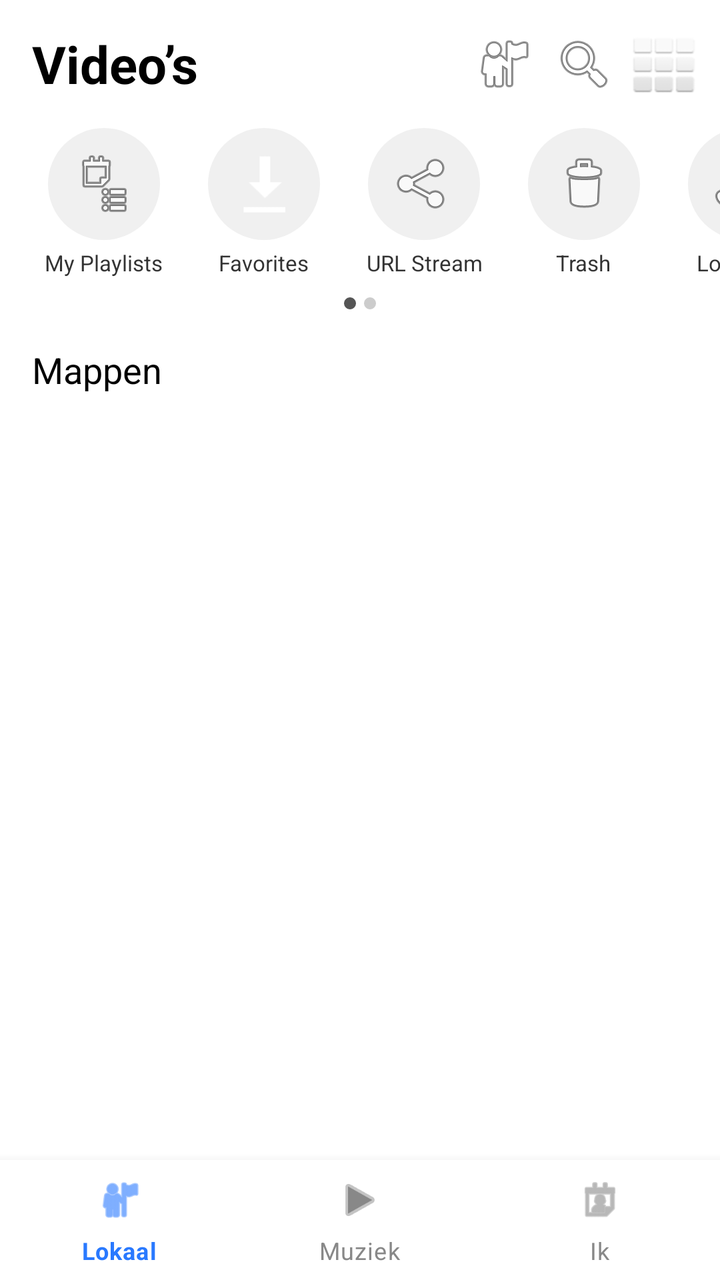
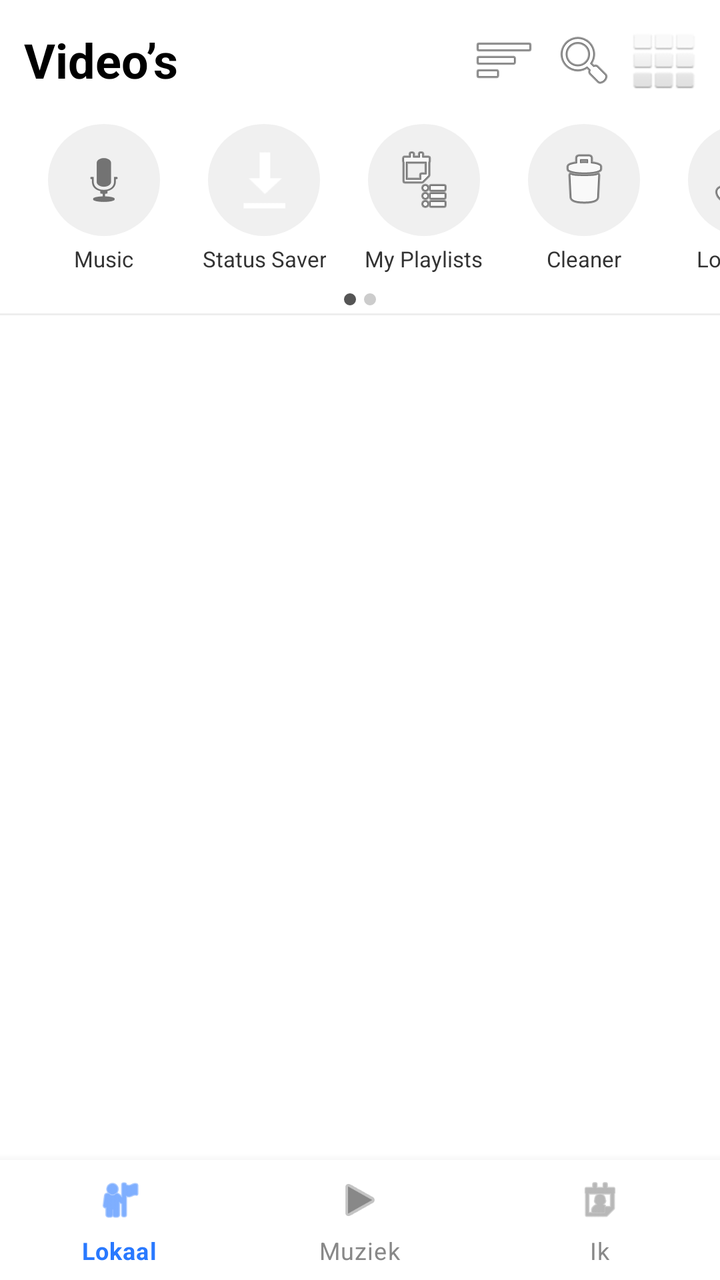

Compare the two renders of this Android layout. The source of the first and the diff that turns it into the second are given below.
<!-- AndroidManifest.xml: application theme AppTheme -->
<!-- res/layout/activity_main.xml -->
<?xml version="1.0" encoding="utf-8"?>
<androidx.coordinatorlayout.widget.CoordinatorLayout
    xmlns:android="http://schemas.android.com/apk/res/android"
    xmlns:app="http://schemas.android.com/apk/res-auto"
    android:layout_width="match_parent"
    android:layout_height="match_parent"
    android:background="#FFFFFF">

    <LinearLayout
        android:layout_width="match_parent"
        android:layout_height="match_parent"
        android:orientation="vertical"
        android:layout_marginBottom="60dp">

        
        <LinearLayout
            android:layout_width="match_parent"
            android:layout_height="wrap_content"
            android:orientation="horizontal"
            android:gravity="center_vertical"
            android:paddingStart="16dp"
            android:paddingEnd="8dp"
            android:paddingTop="12dp"
            android:paddingBottom="8dp">

            <TextView
                android:id="@+id/tvTitle"
                android:layout_width="0dp"
                android:layout_height="wrap_content"
                android:layout_weight="1"
                android:text="Video&#x2019;s"
                android:textSize="26sp"
                android:textStyle="bold"
                android:textColor="#000000" />

            <ImageButton
                android:id="@+id/btnFolder"
                android:layout_width="40dp"
                android:layout_height="40dp"
                android:src="@android:drawable/ic_menu_myplaces"
                android:background="?attr/selectableItemBackgroundBorderless"
                android:contentDescription="Folder" />

            <ImageButton
                android:id="@+id/btnSearch"
                android:layout_width="40dp"
                android:layout_height="40dp"
                android:src="@android:drawable/ic_menu_search"
                android:background="?attr/selectableItemBackgroundBorderless"
                android:contentDescription="Search" />

            <ImageButton
                android:id="@+id/btnLayoutToggle"
                android:layout_width="40dp"
                android:layout_height="40dp"
                android:src="@android:drawable/ic_dialog_dialer"
                android:background="?attr/selectableItemBackgroundBorderless"
                android:contentDescription="Layout toggle" />

        </LinearLayout>

        
        <HorizontalScrollView
            android:layout_width="match_parent"
            android:layout_height="wrap_content"
            android:scrollbars="none"
            android:paddingTop="4dp"
            android:paddingBottom="4dp">

            <LinearLayout
                android:id="@+id/llCategories"
                android:layout_width="wrap_content"
                android:layout_height="wrap_content"
                android:orientation="horizontal"
                android:paddingStart="16dp"
                android:paddingEnd="16dp">

                

                <LinearLayout android:id="@+id/categoryPlaylists"
                    android:layout_width="72dp" android:layout_height="wrap_content"
                    android:orientation="vertical" android:gravity="center"
                    android:layout_marginEnd="8dp"
                    android:background="?attr/selectableItemBackgroundBorderless"
                    android:clickable="true" android:focusable="true">
                    <ImageView android:layout_width="56dp" android:layout_height="56dp"
                        android:src="@android:drawable/ic_menu_agenda"
                        android:background="@drawable/category_icon_bg"
                        android:padding="12dp" android:contentDescription="My Playlists" />
                    <TextView android:layout_width="wrap_content" android:layout_height="wrap_content"
                        android:text="My Playlists" android:textSize="11sp" android:textColor="#333333"
                        android:gravity="center" android:layout_marginTop="4dp" />
                </LinearLayout>

                <LinearLayout android:id="@+id/categoryStatusSaver"
                    android:layout_width="72dp" android:layout_height="wrap_content"
                    android:orientation="vertical" android:gravity="center"
                    android:layout_marginEnd="8dp"
                    android:background="?attr/selectableItemBackgroundBorderless"
                    android:clickable="true" android:focusable="true">
                    <ImageView android:layout_width="56dp" android:layout_height="56dp"
                        android:src="@android:drawable/stat_sys_download_done"
                        android:background="@drawable/category_icon_bg"
                        android:padding="12dp" android:contentDescription="Favorites" />
                    <TextView android:layout_width="wrap_content" android:layout_height="wrap_content"
                        android:text="Favorites" android:textSize="11sp" android:textColor="#333333"
                        android:gravity="center" android:layout_marginTop="4dp" />
                </LinearLayout>

                <LinearLayout android:id="@+id/categoryUrlStream"
                    android:layout_width="72dp" android:layout_height="wrap_content"
                    android:orientation="vertical" android:gravity="center"
                    android:layout_marginEnd="8dp"
                    android:background="?attr/selectableItemBackgroundBorderless"
                    android:clickable="true" android:focusable="true">
                    <ImageView android:layout_width="56dp" android:layout_height="56dp"
                        android:src="@android:drawable/ic_menu_share"
                        android:background="@drawable/category_icon_bg"
                        android:padding="12dp" android:contentDescription="URL Stream" />
                    <TextView android:layout_width="wrap_content" android:layout_height="wrap_content"
                        android:text="URL Stream" android:textSize="11sp" android:textColor="#333333"
                        android:gravity="center" android:layout_marginTop="4dp" />
                </LinearLayout>

                <LinearLayout android:id="@+id/categoryCleaner"
                    android:layout_width="72dp" android:layout_height="wrap_content"
                    android:orientation="vertical" android:gravity="center"
                    android:layout_marginEnd="8dp"
                    android:background="?attr/selectableItemBackgroundBorderless"
                    android:clickable="true" android:focusable="true">
                    <ImageView android:layout_width="56dp" android:layout_height="56dp"
                        android:src="@android:drawable/ic_menu_delete"
                        android:background="@drawable/category_icon_bg"
                        android:padding="12dp" android:contentDescription="Trash" />
                    <TextView android:layout_width="wrap_content" android:layout_height="wrap_content"
                        android:text="Trash" android:textSize="11sp" android:textColor="#333333"
                        android:gravity="center" android:layout_marginTop="4dp" />
                </LinearLayout>

                <LinearLayout android:id="@+id/categoryLocalNet"
                    android:layout_width="72dp" android:layout_height="wrap_content"
                    android:orientation="vertical" android:gravity="center"
                    android:layout_marginEnd="8dp"
                    android:background="?attr/selectableItemBackgroundBorderless"
                    android:clickable="true" android:focusable="true">
                    <ImageView android:layout_width="56dp" android:layout_height="56dp"
                        android:src="@android:drawable/ic_menu_manage"
                        android:background="@drawable/category_icon_bg"
                        android:padding="12dp" android:contentDescription="Settings" />
                    <TextView android:layout_width="wrap_content" android:layout_height="wrap_content"
                        android:text="Local Net" android:textSize="11sp" android:textColor="#333333"
                        android:gravity="center" android:layout_marginTop="4dp" />
                </LinearLayout>
                
            </LinearLayout>
        </HorizontalScrollView>

        
        <LinearLayout
            android:layout_width="wrap_content"
            android:layout_height="wrap_content"
            android:orientation="horizontal"
            android:layout_gravity="center_horizontal"
            android:layout_marginTop="6dp"
            android:layout_marginBottom="6dp">
            <View android:layout_width="6dp" android:layout_height="6dp"
                android:background="@drawable/dot_active" android:layout_marginEnd="4dp" />
            <View android:layout_width="6dp" android:layout_height="6dp"
                android:background="@drawable/dot_inactive" />
        </LinearLayout>

        
        

        
        <TextView
            android:id="@+id/tvFoldersLabel"
            android:layout_width="wrap_content"
            android:layout_height="wrap_content"
            android:text="Mappen"
            android:textSize="18sp"
            android:textColor="#000000"
            android:paddingStart="16dp"
            android:paddingEnd="16dp"
            android:paddingTop="12dp"
            android:paddingBottom="8dp" />

        
        <androidx.recyclerview.widget.RecyclerView
            android:id="@+id/rvFolders"
            android:layout_width="match_parent"
            android:layout_height="0dp"
            android:layout_weight="1"
            android:clipToPadding="false"
            android:paddingBottom="8dp" />

    </LinearLayout>

    
    <com.google.android.material.bottomnavigation.BottomNavigationView
        android:id="@+id/bottomNav"
        android:layout_width="match_parent"
        android:layout_height="60dp"
        android:layout_gravity="bottom"
        android:background="#FFFFFF"
        app:elevation="8dp"
        app:itemIconTint="@drawable/bottom_nav_selector"
        app:itemTextColor="@drawable/bottom_nav_selector"
        app:labelVisibilityMode="labeled"
        app:menu="@menu/bottom_nav_menu" />

</androidx.coordinatorlayout.widget.CoordinatorLayout>
<!-- resources referenced by this layout -->
<resources>
  <!-- drawable bottom_nav_selector (drawable) -->
  <?xml version="1.0" encoding="utf-8"?>
  <selector xmlns:android="http://schemas.android.com/apk/res/android">
      <item android:color="#2979FF" android:state_checked="true" />
      <item android:color="#888888" />
  </selector>
  <!-- drawable category_icon_bg (drawable) -->
  <?xml version="1.0" encoding="utf-8"?>
  <shape xmlns:android="http://schemas.android.com/apk/res/android" android:shape="oval">
      <solid android:color="#F0F0F0" />
  </shape>
  <!-- drawable dot_active (drawable) -->
  <?xml version="1.0" encoding="utf-8"?>
  <shape xmlns:android="http://schemas.android.com/apk/res/android" android:shape="oval">
      <solid android:color="#555555" />
  </shape>
  <!-- drawable dot_inactive (drawable) -->
  <?xml version="1.0" encoding="utf-8"?>
  <shape xmlns:android="http://schemas.android.com/apk/res/android" android:shape="oval">
      <solid android:color="#CCCCCC" />
  </shape>
  <color name="md_theme_light_primary">#6750A4</color>
  <color name="md_theme_light_onPrimary">#FFFFFF</color>
  <color name="md_theme_light_primaryContainer">#EADDFF</color>
  <color name="md_theme_light_onPrimaryContainer">#21005D</color>
  <color name="md_theme_light_secondary">#625B71</color>
  <color name="md_theme_light_onSecondary">#FFFFFF</color>
  <color name="md_theme_light_secondaryContainer">#E8DEF8</color>
  <color name="md_theme_light_onSecondaryContainer">#1D192B</color>
  <color name="md_theme_light_tertiary">#7D5260</color>
  <color name="md_theme_light_onTertiary">#FFFFFF</color>
  <color name="md_theme_light_tertiaryContainer">#FFD8E4</color>
  <color name="md_theme_light_onTertiaryContainer">#31111D</color>
  <color name="md_theme_light_error">#B3261E</color>
  <color name="md_theme_light_onError">#FFFFFF</color>
  <color name="md_theme_light_errorContainer">#F9DEDC</color>
  <color name="md_theme_light_onErrorContainer">#410E0B</color>
  <color name="md_theme_light_outline">#79747E</color>
  <color name="md_theme_light_background">#FFFBFE</color>
  <color name="md_theme_light_onBackground">#1C1B1F</color>
  <color name="md_theme_light_surface">#FFFBFE</color>
  <color name="md_theme_light_onSurface">#1C1B1F</color>
  <color name="md_theme_light_surfaceVariant">#E7E0EC</color>
  <color name="md_theme_light_onSurfaceVariant">#49454F</color>
  <color name="md_theme_light_inverseSurface">#313033</color>
  <color name="md_theme_light_inverseOnSurface">#F4EFF4</color>
  <color name="md_theme_light_inversePrimary">#D0BCFF</color>
  <!-- unchanged entries left out for length: 1 -->
</resources>

<!-- the commit's change to res/layout/activity_main.xml (unified diff, before → after) -->
@@ -18,10 +18,20 @@
             android:layout_height="wrap_content"
             android:orientation="horizontal"
             android:gravity="center_vertical"
-            android:paddingStart="16dp"
+            android:paddingStart="4dp"
             android:paddingEnd="8dp"
-            android:paddingTop="12dp"
+            android:paddingTop="10dp"
             android:paddingBottom="8dp">
+
+            
+            <ImageButton
+                android:id="@+id/btnBack"
+                android:layout_width="44dp"
+                android:layout_height="44dp"
+                android:src="@android:drawable/ic_menu_revert"
+                android:background="?attr/selectableItemBackgroundBorderless"
+                android:contentDescription="Back"
+                android:visibility="gone" />
 
             <TextView
                 android:id="@+id/tvTitle"
@@ -29,17 +39,20 @@
                 android:layout_height="wrap_content"
                 android:layout_weight="1"
                 android:text="Video&#x2019;s"
-                android:textSize="26sp"
+                android:textSize="24sp"
                 android:textStyle="bold"
-                android:textColor="#000000" />
-
-            <ImageButton
-                android:id="@+id/btnFolder"
+                android:textColor="#000000"
+                android:maxLines="1"
+                android:ellipsize="end"
+                android:paddingStart="8dp" />
+
+            <ImageButton
+                android:id="@+id/btnSort"
                 android:layout_width="40dp"
                 android:layout_height="40dp"
-                android:src="@android:drawable/ic_menu_myplaces"
-                android:background="?attr/selectableItemBackgroundBorderless"
-                android:contentDescription="Folder" />
+                android:src="@android:drawable/ic_menu_sort_by_size"
+                android:background="?attr/selectableItemBackgroundBorderless"
+                android:contentDescription="Sort" />
 
             <ImageButton
                 android:id="@+id/btnSearch"
@@ -61,6 +74,7 @@
 
         
         <HorizontalScrollView
+            android:id="@+id/categoryScrollView"
             android:layout_width="match_parent"
             android:layout_height="wrap_content"
             android:scrollbars="none"
@@ -68,14 +82,41 @@
             android:paddingBottom="4dp">
 
             <LinearLayout
-                android:id="@+id/llCategories"
                 android:layout_width="wrap_content"
                 android:layout_height="wrap_content"
                 android:orientation="horizontal"
                 android:paddingStart="16dp"
                 android:paddingEnd="16dp">
 
-                
+                <LinearLayout android:id="@+id/categoryMusic"
+                    android:layout_width="72dp" android:layout_height="wrap_content"
+                    android:orientation="vertical" android:gravity="center"
+                    android:layout_marginEnd="8dp"
+                    android:background="?attr/selectableItemBackgroundBorderless"
+                    android:clickable="true" android:focusable="true">
+                    <ImageView android:layout_width="56dp" android:layout_height="56dp"
+                        android:src="@android:drawable/ic_btn_speak_now"
+                        android:background="@drawable/category_icon_bg"
+                        android:padding="12dp" android:contentDescription="Music" />
+                    <TextView android:layout_width="wrap_content" android:layout_height="wrap_content"
+                        android:text="Music" android:textSize="11sp" android:textColor="#333333"
+                        android:gravity="center" android:layout_marginTop="4dp" />
+                </LinearLayout>
+
+                <LinearLayout android:id="@+id/categoryStatusSaver"
+                    android:layout_width="72dp" android:layout_height="wrap_content"
+                    android:orientation="vertical" android:gravity="center"
+                    android:layout_marginEnd="8dp"
+                    android:background="?attr/selectableItemBackgroundBorderless"
+                    android:clickable="true" android:focusable="true">
+                    <ImageView android:layout_width="56dp" android:layout_height="56dp"
+                        android:src="@android:drawable/stat_sys_download_done"
+                        android:background="@drawable/category_icon_bg"
+                        android:padding="12dp" android:contentDescription="Status Saver" />
+                    <TextView android:layout_width="wrap_content" android:layout_height="wrap_content"
+                        android:text="Status Saver" android:textSize="11sp" android:textColor="#333333"
+                        android:gravity="center" android:layout_marginTop="4dp" />
+                </LinearLayout>
 
                 <LinearLayout android:id="@+id/categoryPlaylists"
                     android:layout_width="72dp" android:layout_height="wrap_content"
@@ -92,18 +133,33 @@
                         android:gravity="center" android:layout_marginTop="4dp" />
                 </LinearLayout>
 
-                <LinearLayout android:id="@+id/categoryStatusSaver"
-                    android:layout_width="72dp" android:layout_height="wrap_content"
-                    android:orientation="vertical" android:gravity="center"
-                    android:layout_marginEnd="8dp"
-                    android:background="?attr/selectableItemBackgroundBorderless"
-                    android:clickable="true" android:focusable="true">
-                    <ImageView android:layout_width="56dp" android:layout_height="56dp"
-                        android:src="@android:drawable/stat_sys_download_done"
-                        android:background="@drawable/category_icon_bg"
-                        android:padding="12dp" android:contentDescription="Favorites" />
-                    <TextView android:layout_width="wrap_content" android:layout_height="wrap_content"
-                        android:text="Favorites" android:textSize="11sp" android:textColor="#333333"
+                <LinearLayout android:id="@+id/categoryCleaner"
+                    android:layout_width="72dp" android:layout_height="wrap_content"
+                    android:orientation="vertical" android:gravity="center"
+                    android:layout_marginEnd="8dp"
+                    android:background="?attr/selectableItemBackgroundBorderless"
+                    android:clickable="true" android:focusable="true">
+                    <ImageView android:layout_width="56dp" android:layout_height="56dp"
+                        android:src="@android:drawable/ic_menu_delete"
+                        android:background="@drawable/category_icon_bg"
+                        android:padding="12dp" android:contentDescription="Cleaner" />
+                    <TextView android:layout_width="wrap_content" android:layout_height="wrap_content"
+                        android:text="Cleaner" android:textSize="11sp" android:textColor="#333333"
+                        android:gravity="center" android:layout_marginTop="4dp" />
+                </LinearLayout>
+
+                <LinearLayout android:id="@+id/categoryLocalNet"
+                    android:layout_width="72dp" android:layout_height="wrap_content"
+                    android:orientation="vertical" android:gravity="center"
+                    android:layout_marginEnd="8dp"
+                    android:background="?attr/selectableItemBackgroundBorderless"
+                    android:clickable="true" android:focusable="true">
+                    <ImageView android:layout_width="56dp" android:layout_height="56dp"
+                        android:src="@android:drawable/ic_menu_manage"
+                        android:background="@drawable/category_icon_bg"
+                        android:padding="12dp" android:contentDescription="Local Net" />
+                    <TextView android:layout_width="wrap_content" android:layout_height="wrap_content"
+                        android:text="Local Net" android:textSize="11sp" android:textColor="#333333"
                         android:gravity="center" android:layout_marginTop="4dp" />
                 </LinearLayout>
 
@@ -122,47 +178,18 @@
                         android:gravity="center" android:layout_marginTop="4dp" />
                 </LinearLayout>
 
-                <LinearLayout android:id="@+id/categoryCleaner"
-                    android:layout_width="72dp" android:layout_height="wrap_content"
-                    android:orientation="vertical" android:gravity="center"
-                    android:layout_marginEnd="8dp"
-                    android:background="?attr/selectableItemBackgroundBorderless"
-                    android:clickable="true" android:focusable="true">
-                    <ImageView android:layout_width="56dp" android:layout_height="56dp"
-                        android:src="@android:drawable/ic_menu_delete"
-                        android:background="@drawable/category_icon_bg"
-                        android:padding="12dp" android:contentDescription="Trash" />
-                    <TextView android:layout_width="wrap_content" android:layout_height="wrap_content"
-                        android:text="Trash" android:textSize="11sp" android:textColor="#333333"
-                        android:gravity="center" android:layout_marginTop="4dp" />
-                </LinearLayout>
-
-                <LinearLayout android:id="@+id/categoryLocalNet"
-                    android:layout_width="72dp" android:layout_height="wrap_content"
-                    android:orientation="vertical" android:gravity="center"
-                    android:layout_marginEnd="8dp"
-                    android:background="?attr/selectableItemBackgroundBorderless"
-                    android:clickable="true" android:focusable="true">
-                    <ImageView android:layout_width="56dp" android:layout_height="56dp"
-                        android:src="@android:drawable/ic_menu_manage"
-                        android:background="@drawable/category_icon_bg"
-                        android:padding="12dp" android:contentDescription="Settings" />
-                    <TextView android:layout_width="wrap_content" android:layout_height="wrap_content"
-                        android:text="Local Net" android:textSize="11sp" android:textColor="#333333"
-                        android:gravity="center" android:layout_marginTop="4dp" />
-                </LinearLayout>
-                
             </LinearLayout>
         </HorizontalScrollView>
 
         
         <LinearLayout
+            android:id="@+id/layoutDots"
             android:layout_width="wrap_content"
             android:layout_height="wrap_content"
             android:orientation="horizontal"
             android:layout_gravity="center_horizontal"
             android:layout_marginTop="6dp"
-            android:layout_marginBottom="6dp">
+            android:layout_marginBottom="4dp">
             <View android:layout_width="6dp" android:layout_height="6dp"
                 android:background="@drawable/dot_active" android:layout_marginEnd="4dp" />
             <View android:layout_width="6dp" android:layout_height="6dp"
@@ -170,20 +197,67 @@
         </LinearLayout>
 
         
-        
+        <HorizontalScrollView
+            android:id="@+id/layoutBreadcrumb"
+            android:layout_width="match_parent"
+            android:layout_height="wrap_content"
+            android:scrollbars="none"
+            android:background="#F5F5F5"
+            android:visibility="gone">
+            <TextView
+                android:id="@+id/tvBreadcrumb"
+                android:layout_width="wrap_content"
+                android:layout_height="wrap_content"
+                android:textSize="12sp"
+                android:textColor="#666666"
+                android:paddingStart="16dp"
+                android:paddingEnd="16dp"
+                android:paddingTop="6dp"
+                android:paddingBottom="6dp"
+                android:singleLine="true" />
+        </HorizontalScrollView>
 
         
         <TextView
-            android:id="@+id/tvFoldersLabel"
+            android:id="@+id/tvItemCount"
             android:layout_width="wrap_content"
             android:layout_height="wrap_content"
-            android:text="Mappen"
-            android:textSize="18sp"
-            android:textColor="#000000"
+            android:textSize="12sp"
+            android:textColor="#999999"
             android:paddingStart="16dp"
-            android:paddingEnd="16dp"
-            android:paddingTop="12dp"
-            android:paddingBottom="8dp" />
+            android:paddingTop="6dp"
+            android:paddingBottom="2dp"
+            android:visibility="gone" />
+
+        
+        <View
+            android:layout_width="match_parent"
+            android:layout_height="1dp"
+            android:background="#EEEEEE" />
+
+        
+        <LinearLayout
+            android:id="@+id/layoutEmpty"
+            android:layout_width="match_parent"
+            android:layout_height="0dp"
+            android:layout_weight="1"
+            android:orientation="vertical"
+            android:gravity="center"
+            android:visibility="gone">
+            <ImageView
+                android:layout_width="72dp"
+                android:layout_height="72dp"
+                android:src="@android:drawable/ic_menu_gallery"
+                android:alpha="0.3"
+                android:contentDescription="Empty" />
+            <TextView
+                android:layout_width="wrap_content"
+                android:layout_height="wrap_content"
+                android:text="미디어 파일이 없습니다"
+                android:textSize="15sp"
+                android:textColor="#AAAAAA"
+                android:layout_marginTop="12dp" />
+        </LinearLayout>
 
         
         <androidx.recyclerview.widget.RecyclerView
